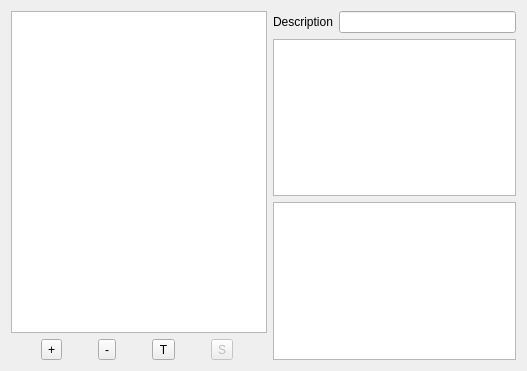
The window that src/RemoteMonitorEditorForm.ui (matthewg42/Gnostic) describes before a commit, drawn with Qt 5.
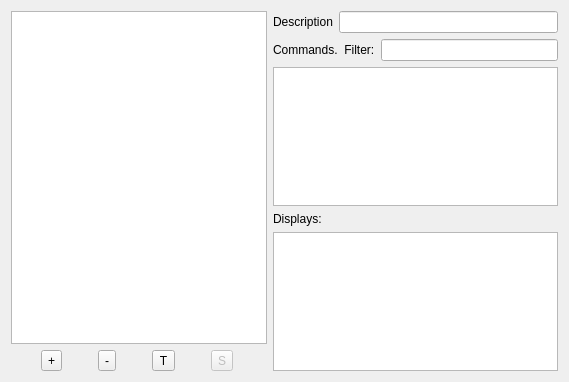
The same window after the commit. Icons and pictures are not drawn.

Commit message: moved config to ConfigurationWindow; made GnosticMainWindow into a display thing

What changed in the file:
```diff
--- a/src/RemoteMonitorEditorForm.ui
+++ b/src/RemoteMonitorEditorForm.ui
@@ -6,14 +6,14 @@
    <rect>
     <x>0</x>
     <y>0</y>
-    <width>527</width>
-    <height>371</height>
+    <width>569</width>
+    <height>382</height>
    </rect>
   </property>
   <property name="windowTitle">
    <string>Form</string>
   </property>
-  <layout class="QHBoxLayout" name="horizontalLayout_3">
+  <layout class="QHBoxLayout" name="horizontalLayout_4">
    <item>
     <layout class="QVBoxLayout" name="verticalLayout_2">
      <item>
@@ -146,26 +146,47 @@
        </item>
       </layout>
      </item>
+     <item>
+      <layout class="QHBoxLayout" name="horizontalLayout_3">
+       <item>
+        <widget class="QLabel" name="label_2">
+         <property name="text">
+          <string>Commands.  Filter:</string>
+         </property>
+        </widget>
+       </item>
+       <item>
+        <widget class="QLineEdit" name="commandFilterEdit"/>
+       </item>
+      </layout>
+     </item>
      <item>
       <widget class="QTableView" name="commandTable">
        <property name="selectionMode">
         <enum>QAbstractItemView::MultiSelection</enum>
        </property>
        <attribute name="horizontalHeaderVisible">
-        <bool>true</bool>
+        <bool>false</bool>
        </attribute>
        <attribute name="verticalHeaderVisible">
         <bool>false</bool>
        </attribute>
       </widget>
      </item>
+     <item>
+      <widget class="QLabel" name="label_3">
+       <property name="text">
+        <string>Displays:</string>
+       </property>
+      </widget>
+     </item>
      <item>
       <widget class="QTableView" name="displayTable">
        <property name="selectionMode">
         <enum>QAbstractItemView::MultiSelection</enum>
        </property>
        <attribute name="horizontalHeaderVisible">
-        <bool>true</bool>
+        <bool>false</bool>
        </attribute>
        <attribute name="verticalHeaderVisible">
         <bool>false</bool>
```
The commit also changes 8 other files.
